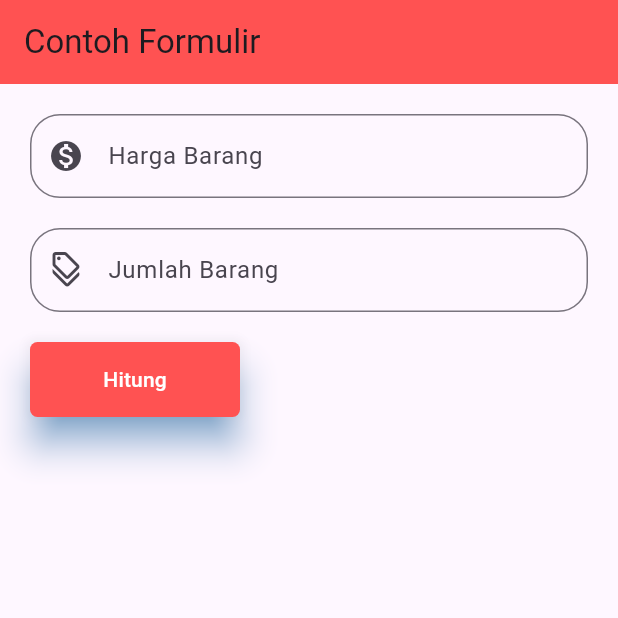
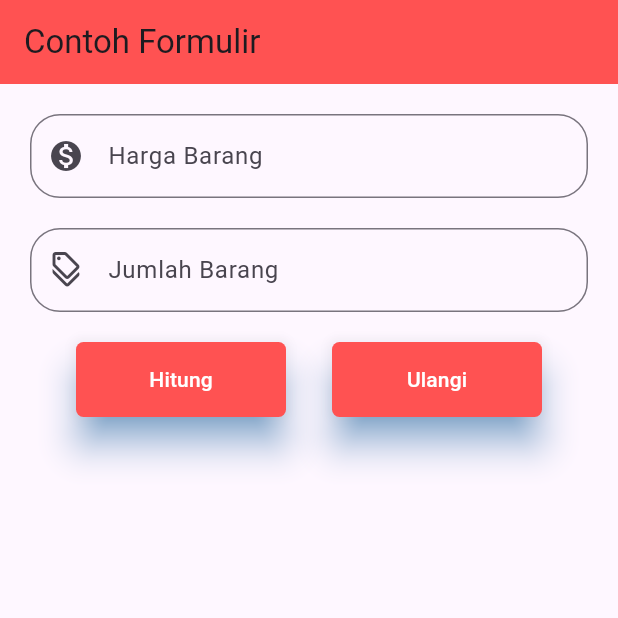
Before and after one commit to vian-verse/mencoba-widget-flutter, a Flutter app: the screen it shows after launch, on a phone screen of 412 x 824 dp, the top half of it. Run offline on Flutter 3.47's test engine with Material 3 defaults, Android fonts, the light colour scheme and no system bars.

Commit message:
menambahkan button ulangi

```diff
--- a/lib/main.dart
+++ b/lib/main.dart
@@ -85,6 +85,7 @@ class _HalamanUtamaState extends State<HalamanUtama> {
                   height: 20,
                 ),
                 Row(
+                  mainAxisAlignment: MainAxisAlignment.spaceEvenly,
                   children: [
                     ElevatedButton(
                       onPressed: () {},
@@ -98,6 +99,19 @@ class _HalamanUtamaState extends State<HalamanUtama> {
                         shadowColor: Colors.blue,
                         elevation: 10
                       ),
+                    ),
+                    ElevatedButton(
+                      onPressed: () {},
+                      child: Text('Ulangi',style: TextStyle(color: Colors.white),),
+                      style: ElevatedButton.styleFrom(
+                          backgroundColor: Colors.redAccent,
+                          minimumSize: Size(140, 50),
+                          shape: RoundedRectangleBorder(
+                              borderRadius: BorderRadius.circular(5)
+                          ),
+                          shadowColor: Colors.blue,
+                          elevation: 10
+                      ),
                     )
                   ],
                 )
```
